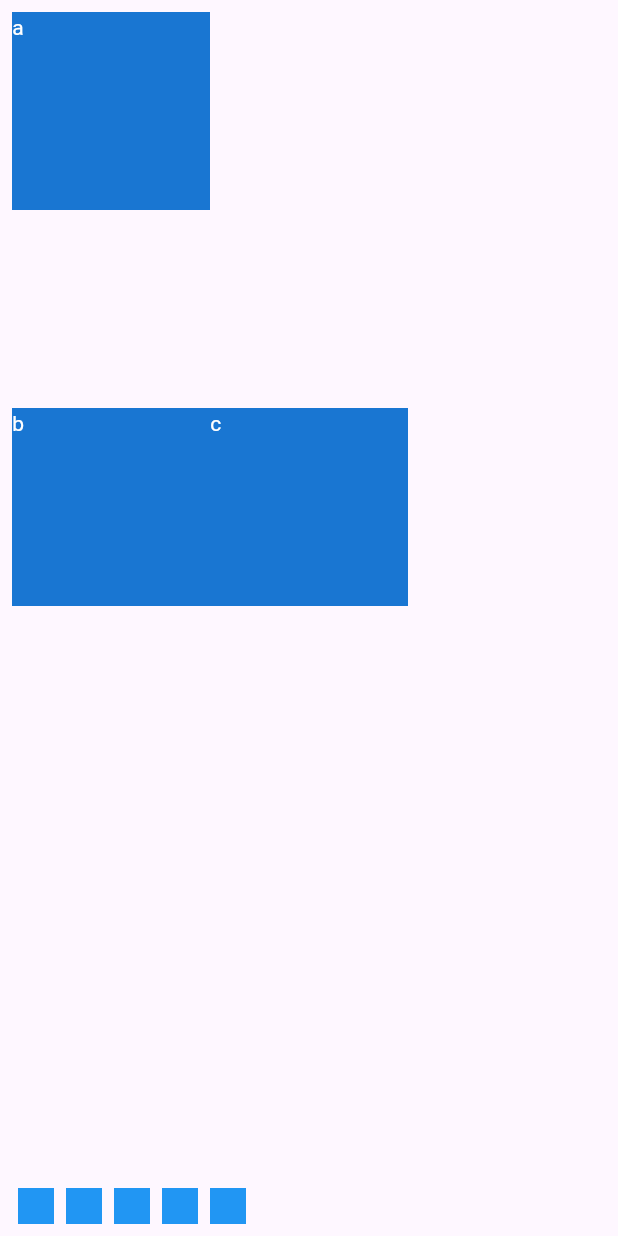
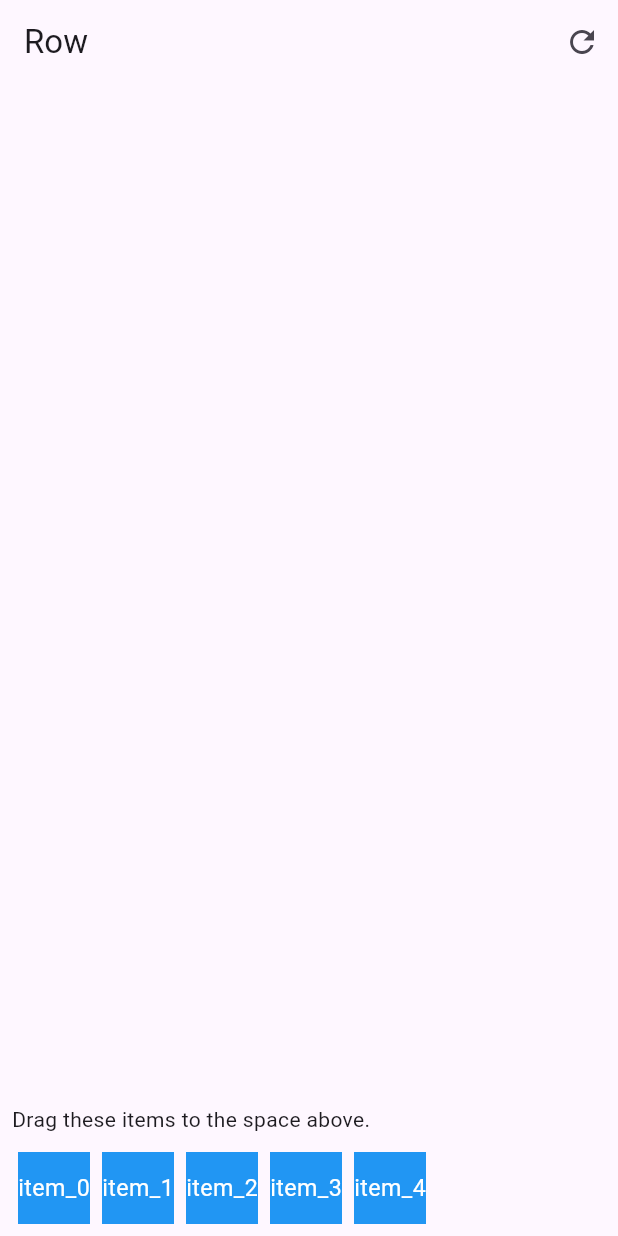
Before and after one commit to andyhorn/indexed_drag_target, a Flutter app: the screen it shows after launch, on a phone screen of 412 x 824 dp. Run offline on Flutter 3.47's test engine with Material 3 defaults, Android fonts, the phone set to English and light mode, and no system bars.

Commit message:
add Row example page

```diff
--- a/example/lib/main.dart
+++ b/example/lib/main.dart
@@ -1,7 +1,5 @@
-import 'dart:math' show Point;
-
+import 'package:example/pages/row.dart';
 import 'package:flutter/material.dart';
-import 'package:indexed_drag_target/indexed_drag_target.dart';
 
 void main() {
   runApp(const MainApp());
@@ -24,73 +22,77 @@ class _MainAppState extends State<MainApp> {
   @override
   Widget build(BuildContext context) {
     return MaterialApp(
-      home: Scaffold(
-        body: SafeArea(
-          minimum: const EdgeInsets.all(8),
-          child: Column(
-            crossAxisAlignment: CrossAxisAlignment.stretch,
-            children: [
-              Expanded(
-                child: IndexedDragTargetSlotIndicatorTheme(
-                  borderRadius: BorderRadius.circular(4),
-                  color: Colors.orange,
-                  child: IndexedDragTargetGrid<String>(
-                    columns: 3,
-                    rows: 3,
-                    children: [
-                      for (var i = 0; i < children.length; i++) ...[
-                        for (var j = 0; j < children[i].length; j++) ...[
-                          if (children[i][j] != null) ...[
-                            IndexedDragTargetGridEntry(
-                              point: Point(i, j),
-                              child: Container(
-                                color: Colors.blue.shade700,
-                                child: Text(
-                                  children[i][j] ?? '',
-                                  style: TextStyle(color: Colors.white),
-                                ),
-                              ),
-                            ),
-                          ],
-                        ],
-                      ],
-                    ],
-                    onAccept: (id, point) {
-                      children[point.x.toInt()][point.y.toInt()] = id;
-                      setState(() {});
-                    },
-                  ),
-                ),
-              ),
-              const SizedBox(height: 12),
-              Row(
-                children: [
-                  for (var i = 0; i < 5; i++) ...[
-                    if (!children.any(
-                      (list) => list.contains('${i ~/ 3}-${i % 3}'),
-                    )) ...[
-                      Draggable<String>(
-                        data: 'item_$i',
-                        feedback: Container(
-                          height: 28,
-                          width: 28,
-                          color: Colors.blue,
-                        ),
-                        child: Container(
-                          height: 24,
-                          width: 24,
-                          margin: const EdgeInsets.symmetric(horizontal: 4),
-                          color: Colors.blue,
-                        ),
-                      ),
-                    ],
-                  ],
-                ],
-              ),
-            ],
-          ),
-        ),
-      ),
+      debugShowCheckedModeBanner: false,
+      initialRoute: '/row',
+      routes: {'/row': (context) => const RowPage()},
+
+      // home: Scaffold(
+      //   body: SafeArea(
+      //     minimum: const EdgeInsets.all(8),
+      //     child: Column(
+      //       crossAxisAlignment: CrossAxisAlignment.stretch,
+      //       children: [
+      //         Expanded(
+      //           child: IndexedDragTargetSlotIndicatorTheme(
+      //             borderRadius: BorderRadius.circular(4),
+      //             color: Colors.orange,
+      //             child: IndexedDragTargetGrid<String>(
+      //               columns: 3,
+      //               rows: 3,
+      //               children: [
+      //                 for (var i = 0; i < children.length; i++) ...[
+      //                   for (var j = 0; j < children[i].length; j++) ...[
+      //                     if (children[i][j] != null) ...[
+      //                       IndexedDragTargetGridEntry(
+      //                         point: Point(i, j),
+      //                         child: Container(
+      //                           color: Colors.blue.shade700,
+      //                           child: Text(
+      //                             children[i][j] ?? '',
+      //                             style: TextStyle(color: Colors.white),
+      //                           ),
+      //                         ),
+      //                       ),
+      //                     ],
+      //                   ],
+      //                 ],
+      //               ],
+      //               onAccept: (id, point) {
+      //                 children[point.x.toInt()][point.y.toInt()] = id;
+      //                 setState(() {});
+      //               },
+      //             ),
+      //           ),
+      //         ),
+      //         const SizedBox(height: 12),
+      //         Row(
+      //           children: [
+      //             for (var i = 0; i < 5; i++) ...[
+      //               if (!children.any(
+      //                 (list) => list.contains('${i ~/ 3}-${i % 3}'),
+      //               )) ...[
+      //                 Draggable<String>(
+      //                   data: 'item_$i',
+      //                   feedback: Container(
+      //                     height: 28,
+      //                     width: 28,
+      //                     color: Colors.blue,
+      //                   ),
+      //                   child: Container(
+      //                     height: 24,
+      //                     width: 24,
+      //                     margin: const EdgeInsets.symmetric(horizontal: 4),
+      //                     color: Colors.blue,
+      //                   ),
+      //                 ),
+      //               ],
+      //             ],
+      //           ],
+      //         ),
+      //       ],
+      //     ),
+      //   ),
+      // ),
     );
   }
 }
--- /dev/null
+++ b/example/lib/pages/row.dart
@@ -0,0 +1,90 @@
+import 'package:example/widgets/draggable_item.dart';
+import 'package:example/widgets/selected_item.dart';
+import 'package:flutter/material.dart';
+import 'package:indexed_drag_target/indexed_drag_target.dart';
+
+class RowPage extends StatefulWidget {
+  const RowPage({super.key});
+
+  @override
+  State<RowPage> createState() => _RowPageState();
+}
+
+class _RowPageState extends State<RowPage> {
+  final ids = List.generate(5, (i) => 'item_$i');
+  final selected = <String>[];
+
+  @override
+  Widget build(BuildContext context) {
+    return Scaffold(
+      appBar: AppBar(
+        title: const Text('Row'),
+        actions: [
+          IconButton(
+            icon: Icon(Icons.refresh),
+            onPressed: () {
+              selected.clear();
+              setState(() {});
+            },
+          ),
+        ],
+      ),
+      body: SafeArea(
+        minimum: const EdgeInsets.all(8),
+        child: Column(
+          crossAxisAlignment: CrossAxisAlignment.start,
+          children: [
+            Expanded(
+              child: IndexedDragTargetRow<String>(
+                spacing: 6,
+                onAccept: (id, index) {
+                  final newList = [...selected];
+                  final previousIndex = newList.indexOf(id);
+
+                  newList.insert(index, id);
+
+                  if (previousIndex != -1) {
+                    newList.removeAt(
+                      previousIndex + (previousIndex < index ? 0 : 1),
+                    );
+                  }
+
+                  selected.clear();
+                  selected.addAll(newList);
+
+                  setState(() {});
+                },
+                children: [
+                  for (final id in selected) ...[SelectedItem(id: id)],
+                ],
+              ),
+            ),
+            Padding(
+              padding: const EdgeInsets.symmetric(vertical: 12),
+              child: Text('Drag these items to the space above.'),
+            ),
+            SizedBox(
+              height: 48,
+              child: Row(
+                children: [
+                  if (ids.every(selected.contains)) ...[
+                    Expanded(
+                      child: Text(
+                        'No items remaining.',
+                        textAlign: TextAlign.center,
+                        style: TextStyle(fontSize: 12),
+                      ),
+                    ),
+                  ],
+                  for (final id in ids) ...[
+                    if (!selected.contains(id)) ...[DraggableItem(id: id)],
+                  ],
+                ],
+              ),
+            ),
+          ],
+        ),
+      ),
+    );
+  }
+}
--- /dev/null
+++ b/example/lib/widgets/draggable_item.dart
@@ -0,0 +1,36 @@
+import 'package:flutter/material.dart';
+
+class DraggableItem extends StatelessWidget {
+  const DraggableItem({super.key, required this.id});
+
+  final String id;
+
+  @override
+  Widget build(BuildContext context) {
+    return Draggable<String>(
+      data: id,
+      feedback: Material(child: _Box(id, dragging: true)),
+      child: Padding(
+        padding: const EdgeInsets.symmetric(horizontal: 4.0),
+        child: _Box(id, dragging: false),
+      ),
+    );
+  }
+}
+
+class _Box extends StatelessWidget {
+  const _Box(this.id, {required this.dragging});
+
+  final String id;
+  final bool dragging;
+
+  @override
+  Widget build(BuildContext context) {
+    return Container(
+      height: dragging ? 36 : 48,
+      width: dragging ? 36 : 48,
+      color: dragging ? Colors.blue.shade400 : Colors.blue,
+      child: FittedBox(child: Text(id, style: TextStyle(color: Colors.white))),
+    );
+  }
+}
--- /dev/null
+++ b/example/lib/widgets/selected_item.dart
@@ -0,0 +1,17 @@
+import 'package:flutter/material.dart';
+
+class SelectedItem extends StatelessWidget {
+  const SelectedItem({super.key, required this.id});
+
+  final String id;
+
+  @override
+  Widget build(BuildContext context) {
+    return Container(
+      height: 48 * 2,
+      width: 48 * 2,
+      color: Colors.blue,
+      child: Text(id, style: TextStyle(color: Colors.white)),
+    );
+  }
+}
```
